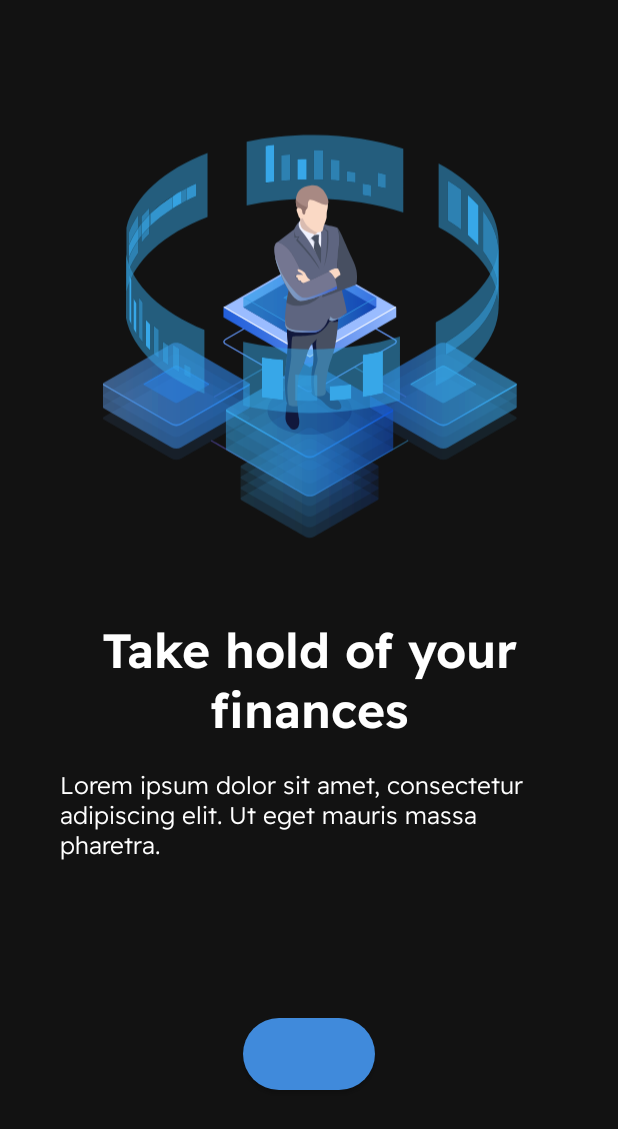
After one commit to Kochipek/ForInvest-Crypto, an Android app: the layout item_onboarding.xml on its own in the app's theme, with its tools: preview values and no code run, on a phone screen of 412 x 824 dp. The commit adds this screen. Shown: the top 1129 px of the screen. Run offline under Robolectric (Android 15) with nearby library versions, the phone set to English and light mode, and no system bars.

Commit message:
Add onboarding feature and setup navigation

```diff
--- a/app/build.gradle.kts
+++ b/app/build.gradle.kts
@@ -99,6 +99,8 @@ dependencies {
     implementation(libs.hilt.android)
     implementation(libs.androidx.navigation.runtime.ktx)
     implementation(libs.androidx.paging.runtime.ktx)
+
+    implementation(libs.androidx.navigation.fragment)
     ksp(libs.hilt.android.compiler)
 
     //roomdb
--- a/app/src/main/java/com/ipekkochisarli/forinvest_crypto/core/ui/MainActivity.kt
+++ b/app/src/main/java/com/ipekkochisarli/forinvest_crypto/core/ui/MainActivity.kt
@@ -5,6 +5,8 @@ import androidx.activity.enableEdgeToEdge
 import androidx.appcompat.app.AppCompatActivity
 import androidx.core.view.ViewCompat
 import androidx.core.view.WindowInsetsCompat
+import androidx.navigation.NavController
+import androidx.navigation.fragment.NavHostFragment
 import com.ipekkochisarli.forinvest_crypto.R
 import com.ipekkochisarli.forinvest_crypto.databinding.ActivityMainBinding
 import dagger.hilt.android.AndroidEntryPoint
@@ -12,6 +14,7 @@ import dagger.hilt.android.AndroidEntryPoint
 @AndroidEntryPoint
 class MainActivity : AppCompatActivity() {
     private lateinit var binding: ActivityMainBinding
+    private lateinit var navController: NavController
 
     override fun onCreate(savedInstanceState: Bundle?) {
         super.onCreate(savedInstanceState)
@@ -24,5 +27,8 @@ class MainActivity : AppCompatActivity() {
             v.setPadding(systemBars.left, systemBars.top, systemBars.right, systemBars.bottom)
             insets
         }
+        val navHostFragment =
+            supportFragmentManager.findFragmentById(R.id.navHostFragment) as NavHostFragment
+        navController = navHostFragment.navController
     }
 }
--- /dev/null
+++ b/app/src/main/res/layout/item_onboarding.xml
@@ -0,0 +1,67 @@
+<?xml version="1.0" encoding="utf-8"?>
+<androidx.constraintlayout.widget.ConstraintLayout xmlns:android="http://schemas.android.com/apk/res/android"
+    xmlns:app="http://schemas.android.com/apk/res-auto"
+    xmlns:tools="http://schemas.android.com/tools"
+    android:id="@+id/item"
+    android:layout_width="match_parent"
+    android:layout_height="match_parent"
+    android:background="@color/dark_background"
+    android:padding="20dp">
+
+    <com.google.android.material.imageview.ShapeableImageView
+        android:id="@+id/image"
+        android:layout_width="0dp"
+        android:layout_height="0dp"
+        android:src="@drawable/onboarding_1"
+        app:layout_constraintTop_toTopOf="parent"
+        app:layout_constraintStart_toStartOf="parent"
+        app:layout_constraintEnd_toEndOf="parent"
+        app:layout_constraintDimensionRatio="1:1"
+        />
+
+    <com.google.android.material.textview.MaterialTextView
+        android:id="@+id/title"
+        android:layout_width="0dp"
+        android:layout_height="wrap_content"
+        android:layout_marginTop="16dp"
+        android:fontFamily="@font/readexpro_semibold"
+        android:gravity="center"
+        android:textColor="@color/white"
+        android:textSize="32sp"
+        android:textStyle="bold"
+        tools:text="@string/onboarding_title_1"
+        app:layout_constraintTop_toBottomOf="@id/image"
+        app:layout_constraintStart_toStartOf="parent"
+        app:layout_constraintEnd_toEndOf="parent" />
+
+    <com.google.android.material.textview.MaterialTextView
+        android:id="@+id/description"
+        android:layout_width="0dp"
+        android:layout_height="wrap_content"
+        android:layout_marginTop="8dp"
+        android:layout_marginHorizontal="20dp"
+        android:fontFamily="@font/readexpro_light"
+        android:textColor="@color/white"
+        android:textSize="16sp"
+        tools:text="Lorem ipsum dolor sit amet, consectetur adipiscing elit. Ut eget mauris massa pharetra."
+        app:layout_constraintTop_toBottomOf="@id/title"
+        app:layout_constraintStart_toStartOf="parent"
+        app:layout_constraintEnd_toEndOf="parent" />
+
+    <com.ipekkochisarli.forinvest_crypto.common.RoundedButtonView
+        android:id="@+id/button_next"
+        android:layout_width="wrap_content"
+        android:layout_height="wrap_content"
+        android:padding="10dp"
+        android:layout_marginTop="24dp"
+        android:textColor="@color/white"
+        app:cornerRadius="24dp"
+        tools:buttonText="Next"
+        app:buttonTextSize="12sp"
+        app:buttonBackgroundColor="@color/primary_blue"
+        app:layout_constraintTop_toBottomOf="@id/description"
+        app:layout_constraintStart_toStartOf="parent"
+        app:layout_constraintEnd_toEndOf="parent"
+        app:layout_constraintBottom_toBottomOf="parent"/>
+
+</androidx.constraintlayout.widget.ConstraintLayout>
--- a/gradle/libs.versions.toml
+++ b/gradle/libs.versions.toml
@@ -27,6 +27,7 @@ navigationRuntimeKtx = "2.8.9"
 navigationFragmentKtx = "2.8.9"
 viewpager2 = "1.1.0"
 pagingRuntimeKtx = "3.3.6"
+navigationFragment = "2.8.9"
 
 [libraries]
 androidx-core-ktx = { group = "androidx.core", name = "core-ktx", version.ref = "coreKtx" }
@@ -61,6 +62,7 @@ retrofit = { module = "com.squareup.retrofit2:retrofit", version.ref = "retrofit
 androidx-navigation-runtime-ktx = { group = "androidx.navigation", name = "navigation-runtime-ktx", version.ref = "navigationRuntimeKtx" }
 androidx-navigation-fragment-ktx = { group = "androidx.navigation", name = "navigation-fragment-ktx", version.ref = "navigationFragmentKtx" }
 androidx-paging-runtime-ktx = { group = "androidx.paging", name = "paging-runtime-ktx", version.ref = "pagingRuntimeKtx" }
+androidx-navigation-fragment = { group = "androidx.navigation", name = "navigation-fragment", version.ref = "navigationFragment" }
 
 [plugins]
 android-application = { id = "com.android.application", version.ref = "agp" }
```
Also changed, not shown: app/src/main/java/com/ipekkochisarli/forinvest_crypto/MainActivity.kt (+17 -1 lines), app/src/main/java/com/ipekkochisarli/forinvest_crypto/core/data/local/PreferencesManager.kt (added, +35 -0 lines), app/src/main/java/com/ipekkochisarli/forinvest_crypto/features/home/HomeFragment.kt (added, +18 -0 lines), app/src/main/java/com/ipekkochisarli/forinvest_crypto/features/home/HomeViewModel.kt (added, +8 -0 lines), app/src/main/java/com/ipekkochisarli/forinvest_crypto/features/onboarding/adapter/OnBoardingPagerAdapter.kt (added, +45 -0 lines), app/src/main/java/com/ipekkochisarli/forinvest_crypto/features/onboarding/presentation/OnBoardingFragment.kt (added, +86 -0 lines), app/src/main/java/com/ipekkochisarli/forinvest_crypto/features/onboarding/uimodel/OnBoardingUiModel.kt (added, +7 -0 lines), app/src/main/res/layout/activity_main.xml (+13 -8 lines), app/src/main/res/layout/fragment_home.xml (added, +16 -0 lines), app/src/main/res/layout/fragment_onboarding.xml (added, +30 -0 lines), app/src/main/res/navigation/navigation_graph.xml (added, +22 -0 lines), app/src/main/res/values/strings.xml (+16 -0 lines).
